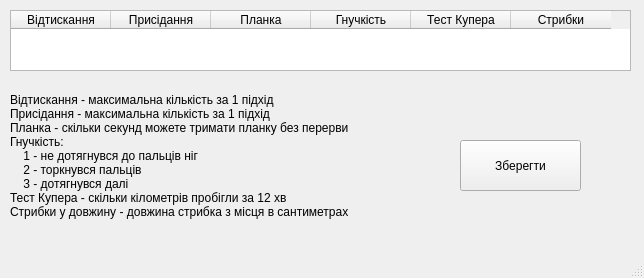
Stalkeroid13/Health_statistic, file physicaltestwindow.ui: the form before one commit.
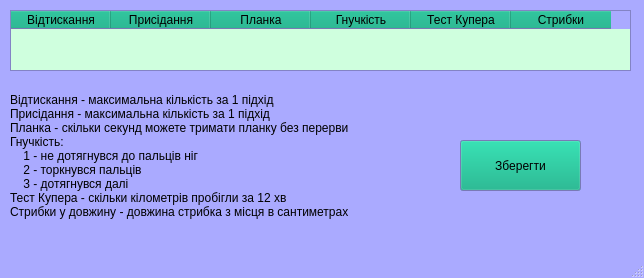
The form after the commit.

Patch:
```diff
--- a/physicaltestwindow.ui
+++ b/physicaltestwindow.ui
@@ -10,6 +10,97 @@
     <height>278</height>
    </rect>
   </property>
+  <property name="palette">
+   <palette>
+    <active>
+     <colorrole role="Button">
+      <brush brushstyle="SolidPattern">
+       <color alpha="255">
+        <red>0</red>
+        <green>170</green>
+        <blue>127</blue>
+       </color>
+      </brush>
+     </colorrole>
+     <colorrole role="Base">
+      <brush brushstyle="SolidPattern">
+       <color alpha="255">
+        <red>207</red>
+        <green>255</green>
+        <blue>222</blue>
+       </color>
+      </brush>
+     </colorrole>
+     <colorrole role="Window">
+      <brush brushstyle="SolidPattern">
+       <color alpha="255">
+        <red>170</red>
+        <green>170</green>
+        <blue>255</blue>
+       </color>
+      </brush>
+     </colorrole>
+    </active>
+    <inactive>
+     <colorrole role="Button">
+      <brush brushstyle="SolidPattern">
+       <color alpha="255">
+        <red>0</red>
+        <green>170</green>
+        <blue>127</blue>
+       </color>
+      </brush>
+     </colorrole>
+     <colorrole role="Base">
+      <brush brushstyle="SolidPattern">
+       <color alpha="255">
+        <red>207</red>
+        <green>255</green>
+        <blue>222</blue>
+       </color>
+      </brush>
+     </colorrole>
+     <colorrole role="Window">
+      <brush brushstyle="SolidPattern">
+       <color alpha="255">
+        <red>170</red>
+        <green>170</green>
+        <blue>255</blue>
+       </color>
+      </brush>
+     </colorrole>
+    </inactive>
+    <disabled>
+     <colorrole role="Button">
+      <brush brushstyle="SolidPattern">
+       <color alpha="255">
+        <red>0</red>
+        <green>170</green>
+        <blue>127</blue>
+       </color>
+      </brush>
+     </colorrole>
+     <colorrole role="Base">
+      <brush brushstyle="SolidPattern">
+       <color alpha="255">
+        <red>170</red>
+        <green>170</green>
+        <blue>255</blue>
+       </color>
+      </brush>
+     </colorrole>
+     <colorrole role="Window">
+      <brush brushstyle="SolidPattern">
+       <color alpha="255">
+        <red>170</red>
+        <green>170</green>
+        <blue>255</blue>
+       </color>
+      </brush>
+     </colorrole>
+    </disabled>
+   </palette>
+  </property>
   <property name="windowTitle">
    <string>Фізичні характеристики</string>
   </property>
```
Left out of the diff: 2 changed lines with no effect on the pictures.
